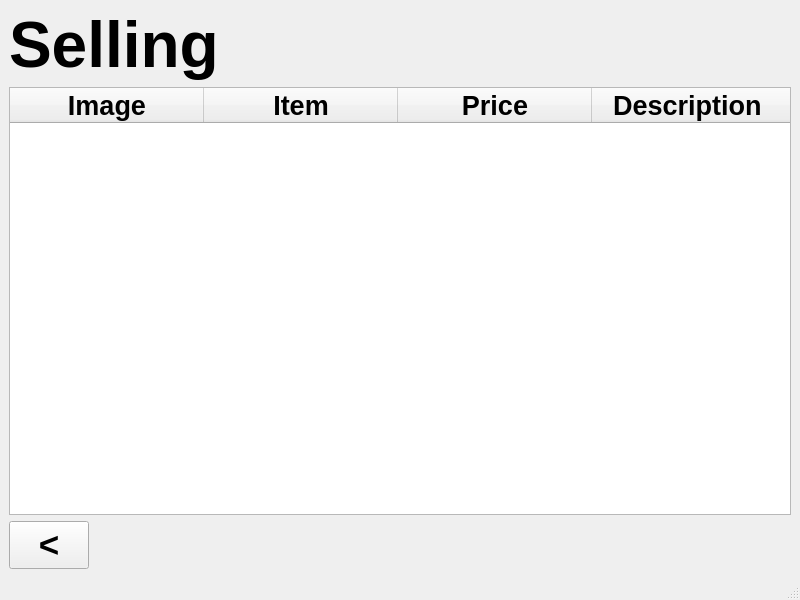
This is sold_items.ui in acmpesuecc/GrowPal as Qt 5 draws it before an edit. The edited form follows.
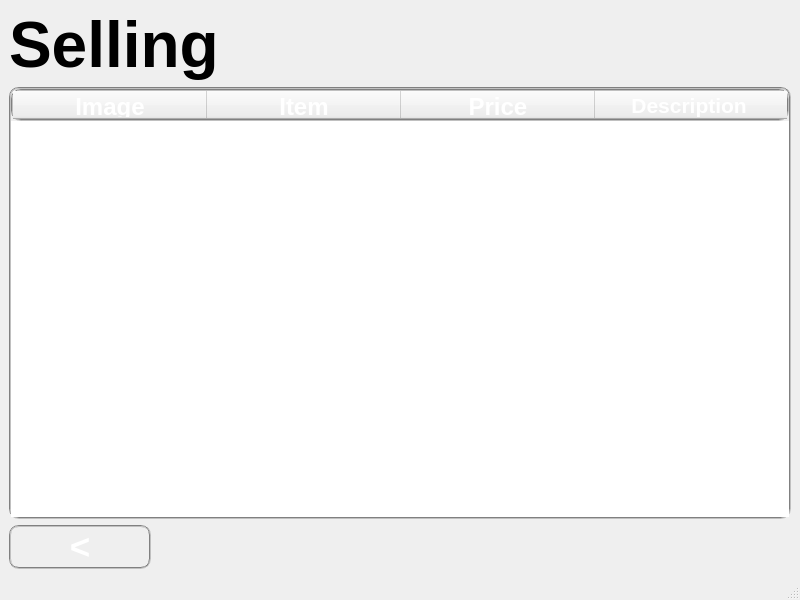
This is the edited form.

Diff of the .ui file:
```diff
--- a/sold_items.ui
+++ b/sold_items.ui
@@ -15,20 +15,6 @@
   </property>
   <widget class="QWidget" name="centralwidget">
    <layout class="QGridLayout" name="gridLayout">
-    <item row="2" column="0">
-     <widget class="QPushButton" name="pushButton_back">
-      <property name="font">
-       <font>
-        <pointsize>26</pointsize>
-        <weight>75</weight>
-        <bold>true</bold>
-       </font>
-      </property>
-      <property name="text">
-       <string>&lt;</string>
-      </property>
-     </widget>
-    </item>
     <item row="0" column="0" colspan="2">
      <widget class="QLabel" name="label">
       <property name="font">
@@ -56,11 +42,35 @@
       </property>
      </spacer>
     </item>
+    <item row="2" column="0">
+     <widget class="QPushButton" name="pushButton_back">
+      <property name="font">
+       <font>
+        <pointsize>26</pointsize>
+        <weight>75</weight>
+        <bold>true</bold>
+       </font>
+      </property>
+      <property name="styleSheet">
+       <string notr="true">
+                 color: white; 
+                 border-radius: 10px; border: 2px groove gray;</string>
+      </property>
+      <property name="text">
+       <string>      &lt;      </string>
+      </property>
+     </widget>
+    </item>
     <item row="1" column="0" colspan="2">
      <widget class="QTableWidget" name="tableWidget">
       <property name="autoFillBackground">
        <bool>false</bool>
       </property>
+      <property name="styleSheet">
+       <string notr="true">
+                 color: white; 
+                 border-radius: 10px; border: 2px groove gray;</string>
+      </property>
       <attribute name="horizontalHeaderCascadingSectionResizes">
        <bool>false</bool>
       </attribute>
@@ -76,11 +86,14 @@
        </property>
        <property name="font">
         <font>
-         <pointsize>20</pointsize>
+         <pointsize>18</pointsize>
          <weight>75</weight>
          <bold>true</bold>
         </font>
        </property>
+       <property name="textAlignment">
+        <set>AlignHCenter|AlignTop</set>
+       </property>
       </column>
       <column>
        <property name="text">
@@ -88,11 +101,14 @@
        </property>
        <property name="font">
         <font>
-         <pointsize>20</pointsize>
+         <pointsize>18</pointsize>
          <weight>75</weight>
          <bold>true</bold>
         </font>
        </property>
+       <property name="textAlignment">
+        <set>AlignHCenter|AlignTop</set>
+       </property>
       </column>
       <column>
        <property name="text">
@@ -100,11 +116,14 @@
        </property>
        <property name="font">
         <font>
-         <pointsize>20</pointsize>
+         <pointsize>18</pointsize>
          <weight>75</weight>
          <bold>true</bold>
         </font>
        </property>
+       <property name="textAlignment">
+        <set>AlignHCenter|AlignTop</set>
+       </property>
       </column>
       <column>
        <property name="text">
@@ -112,11 +131,14 @@
        </property>
        <property name="font">
         <font>
-         <pointsize>20</pointsize>
+         <pointsize>16</pointsize>
          <weight>75</weight>
          <bold>true</bold>
         </font>
        </property>
+       <property name="textAlignment">
+        <set>AlignHCenter|AlignTop</set>
+       </property>
       </column>
      </widget>
     </item>
```
